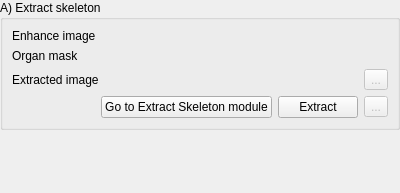
KitwareMedical/Deprecated-VesselView, file Modules/Scripted/Workflow/Widgets/Resources/UI/ExtractSeedsStep.ui: the form before one commit.
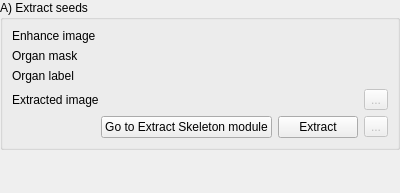
The form after the commit. Custom widgets are drawn as their Qt base class.

Commit message: ENH: Complete/update the ExtractSeeds step

Patch:
```diff
--- a/Modules/Scripted/Workflow/Widgets/Resources/UI/ExtractSeedsStep.ui
+++ b/Modules/Scripted/Workflow/Widgets/Resources/UI/ExtractSeedsStep.ui
@@ -26,7 +26,7 @@
       </sizepolicy>
      </property>
      <property name="title">
-      <string>A) Extract skeleton</string>
+      <string>A) Extract seeds</string>
      </property>
      <property name="collapsedHeight">
       <number>5</number>
@@ -111,7 +111,7 @@
         </property>
        </widget>
       </item>
-      <item row="6" column="0" colspan="3">
+      <item row="8" column="0" colspan="3">
        <layout class="QHBoxLayout" name="horizontalLayout_3">
         <item>
          <spacer name="horizontalSpacer_2">
@@ -146,6 +146,9 @@
           <property name="text">
            <string>Extract</string>
           </property>
+          <property name="checkable">
+           <bool>true</bool>
+          </property>
          </widget>
         </item>
         <item>
@@ -165,8 +168,8 @@
         </item>
        </layout>
       </item>
-      <item row="4" column="0">
-       <widget class="QLabel" name="ExtractSkeletonOutputLabel">
+      <item row="6" column="0">
+       <widget class="QLabel" name="ExtractSeedsOutputLabel">
         <property name="sizePolicy">
          <sizepolicy hsizetype="Preferred" vsizetype="Minimum">
           <horstretch>0</horstretch>
@@ -217,8 +220,8 @@
         </property>
        </widget>
       </item>
-      <item row="4" column="2">
-       <widget class="QToolButton" name="ExtractSkeletonOutputSaveToolButton">
+      <item row="6" column="2">
+       <widget class="QToolButton" name="ExtractSeedsOutputSaveToolButton">
         <property name="enabled">
          <bool>false</bool>
         </property>
@@ -233,6 +236,27 @@
         </property>
        </widget>
       </item>
+      <item row="4" column="0">
+       <widget class="QLabel" name="ExtractSeedsObjectIDLabel">
+        <property name="text">
+         <string>Organ label</string>
+        </property>
+        <property name="workflow" stdset="0">
+         <stringlist>
+          <string>2</string>
+         </stringlist>
+        </property>
+       </widget>
+      </item>
+      <item row="4" column="1" colspan="2">
+       <widget class="qMRMLLabelComboBox" name="ExtractSeedsObjectIDLabelComboBox">
+        <property name="workflow" stdset="0">
+         <stringlist>
+          <string>2</string>
+         </stringlist>
+        </property>
+       </widget>
+      </item>
      </layout>
     </widget>
    </item>
@@ -252,11 +276,22 @@
   </layout>
  </widget>
  <customwidgets>
+  <customwidget>
+   <class>qMRMLLabelComboBox</class>
+   <extends>qMRMLWidget</extends>
+   <header>qMRMLLabelComboBox.h</header>
+  </customwidget>
   <customwidget>
    <class>qMRMLNodeComboBox</class>
    <extends>QWidget</extends>
    <header>qMRMLNodeComboBox.h</header>
   </customwidget>
+  <customwidget>
+   <class>qMRMLWidget</class>
+   <extends>QWidget</extends>
+   <header>qMRMLWidget.h</header>
+   <container>1</container>
+  </customwidget>
   <customwidget>
    <class>qSlicerWidget</class>
    <extends>QWidget</extends>
```
Left out of the diff: 126 changed lines with no effect on the pictures. The commit also changes 2 other files.
